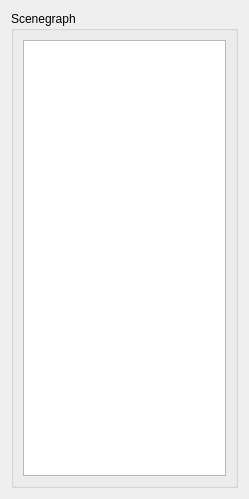
Above: tools/worldeditor/ui/SceneWindow.ui from AeonGames/AeonEngine before the change. Below: the same form after it.
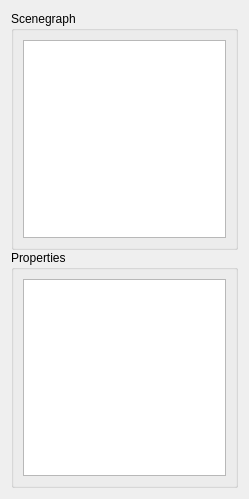
That is the form after the change.

Commit message:
Added node property tree view on world editor scene window.
Added initial Node Model for property modification.

Diff of the .ui file:
```diff
--- a/tools/worldeditor/ui/SceneWindow.ui
+++ b/tools/worldeditor/ui/SceneWindow.ui
@@ -25,7 +25,25 @@
      <property name="orientation">
       <enum>Qt::Horizontal</enum>
      </property>
-     <widget class="QGroupBox" name="groupBox">
+     <widget class="QWidget" name="nodesWidget" native="true">
+      <layout class="QVBoxLayout" name="verticalLayout_2">
+       <property name="spacing">
+        <number>0</number>
+       </property>
+       <property name="leftMargin">
+        <number>0</number>
+       </property>
+       <property name="topMargin">
+        <number>0</number>
+       </property>
+       <property name="rightMargin">
+        <number>0</number>
+       </property>
+       <property name="bottomMargin">
+        <number>0</number>
+       </property>
+       <item>
+        <widget class="QGroupBox" name="sceneGroupBox">
       <property name="baseSize">
        <size>
         <width>20</width>
@@ -69,6 +87,21 @@
        </item>
       </layout>
      </widget>
+       </item>
+       <item>
+        <widget class="QGroupBox" name="propertyGroupBox">
+         <property name="title">
+          <string>Properties</string>
+         </property>
+         <layout class="QVBoxLayout" name="verticalLayout_3">
+          <item>
+           <widget class="QTreeView" name="propertiesTreeView"/>
+          </item>
+         </layout>
+        </widget>
+       </item>
+      </layout>
+     </widget>
     </widget>
    </item>
   </layout>
```
Left out of the diff: 4 changed lines with no effect on the pictures. Lines whose indentation alone changed are shown as unchanged. The commit also changes 4 other files.
